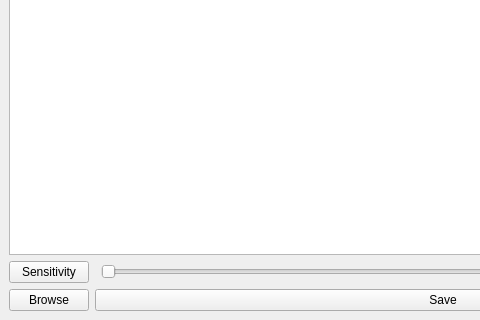
Old version of the form scanned_image_beautifier/gui_window.ui in the repository LordAmit/automating-boring-tasks-using-python; both pictures show x 0 to 480 and y 280 to 600 of the 800 by 600 pixel window.
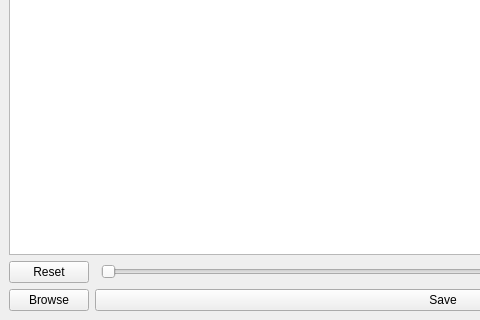
New version of the form.

```diff
--- a/scanned_image_beautifier/gui_window.ui
+++ b/scanned_image_beautifier/gui_window.ui
@@ -27,7 +27,7 @@
       <item row="1" column="0">
        <widget class="QPushButton" name="button_bw">
         <property name="text">
-         <string>Sensitivity</string>
+         <string>Reset</string>
         </property>
        </widget>
       </item>
```
Left out of the diff: 2 changed lines with no effect on the pictures.
